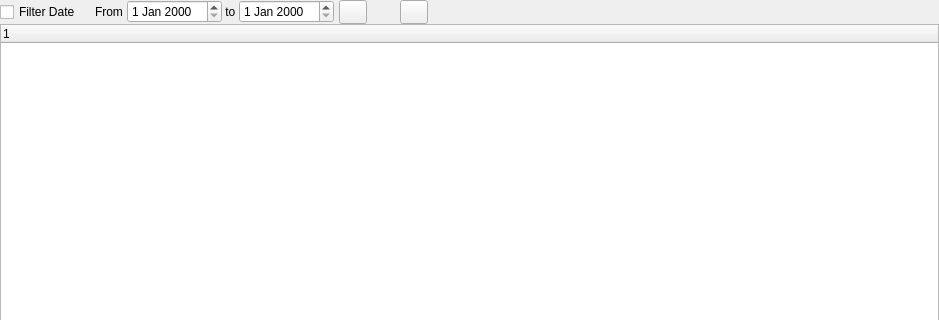
The window that src/Layout/viewOutlookDetector.ui (WeizhongLiang/AndroidBoyPublic) describes before a commit, drawn with Qt 5; both pictures show x 0 to 939 and y 0 to 320 of the 939 by 486 pixel window.
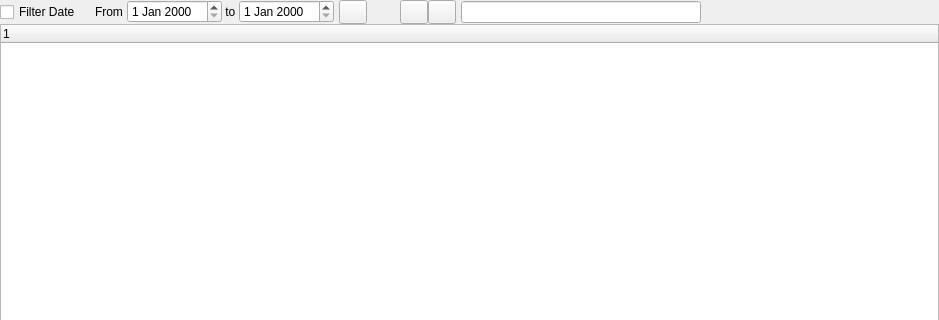
The same window after the commit. Icons and pictures are not drawn.

Commit message: filter mail. import summary from cvs file.

```diff
--- a/src/Layout/viewOutlookDetector.ui
+++ b/src/Layout/viewOutlookDetector.ui
@@ -249,7 +249,77 @@
            </property>
            <property name="icon">
             <iconset resource="AndroidBoy.qrc">
-             <normaloff>:/icon/icons/excel.svg</normaloff>:/icon/icons/excel.svg</iconset>
+             <normaloff>:/icon/icons/excel_export.svg</normaloff>:/icon/icons/excel_export.svg</iconset>
+           </property>
+          </widget>
+         </item>
+         <item>
+          <widget class="QPushButton" name="btImportExcel">
+           <property name="sizePolicy">
+            <sizepolicy hsizetype="Fixed" vsizetype="Fixed">
+             <horstretch>0</horstretch>
+             <verstretch>0</verstretch>
+            </sizepolicy>
+           </property>
+           <property name="minimumSize">
+            <size>
+             <width>28</width>
+             <height>24</height>
+            </size>
+           </property>
+           <property name="maximumSize">
+            <size>
+             <width>28</width>
+             <height>24</height>
+            </size>
+           </property>
+           <property name="toolTip">
+            <string>Import from excel</string>
+           </property>
+           <property name="text">
+            <string/>
+           </property>
+           <property name="icon">
+            <iconset resource="AndroidBoy.qrc">
+             <normaloff>:/icon/icons/excel_import.svg</normaloff>:/icon/icons/excel_import.svg</iconset>
+           </property>
+          </widget>
+         </item>
+         <item>
+          <spacer name="horizontalSpacer_5">
+           <property name="orientation">
+            <enum>Qt::Horizontal</enum>
+           </property>
+           <property name="sizeType">
+            <enum>QSizePolicy::Fixed</enum>
+           </property>
+           <property name="sizeHint" stdset="0">
+            <size>
+             <width>5</width>
+             <height>0</height>
+            </size>
+           </property>
+          </spacer>
+         </item>
+         <item>
+          <widget class="QLineEdit" name="editFilter">
+           <property name="sizePolicy">
+            <sizepolicy hsizetype="Fixed" vsizetype="Fixed">
+             <horstretch>0</horstretch>
+             <verstretch>0</verstretch>
+            </sizepolicy>
+           </property>
+           <property name="minimumSize">
+            <size>
+             <width>240</width>
+             <height>0</height>
+            </size>
+           </property>
+           <property name="toolTip">
+            <string>Filter</string>
+           </property>
+           <property name="statusTip">
+            <string>Filter</string>
            </property>
           </widget>
          </item>
```
Left out of the diff: 3 changed lines with no effect on the pictures. The commit also changes 21 other files.
